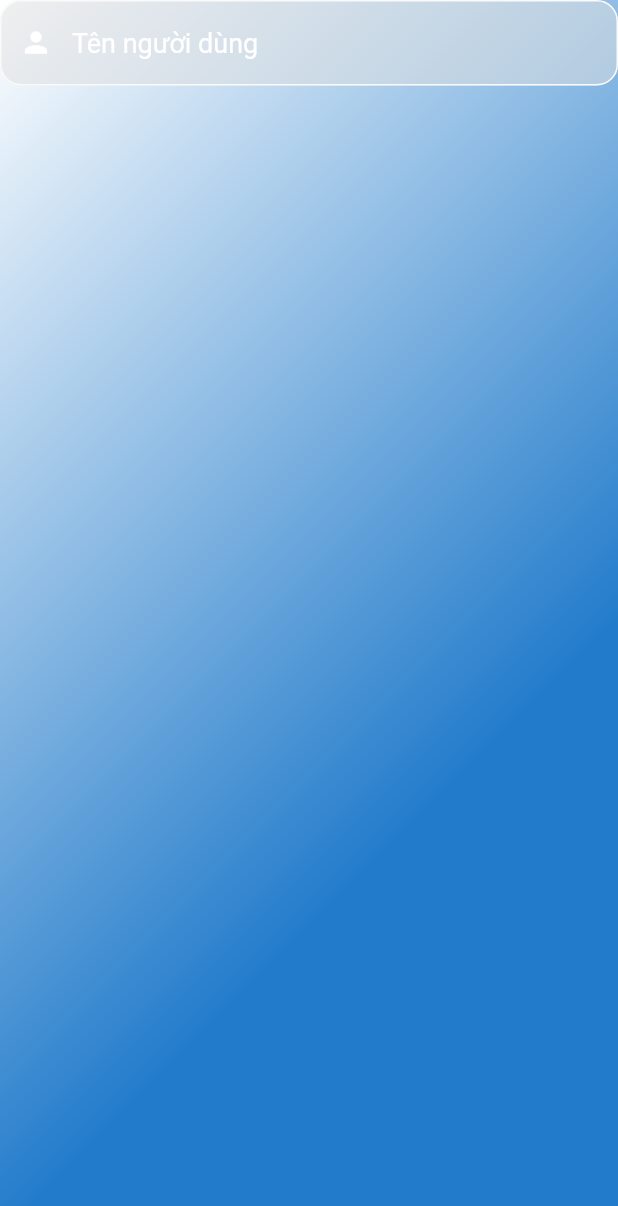
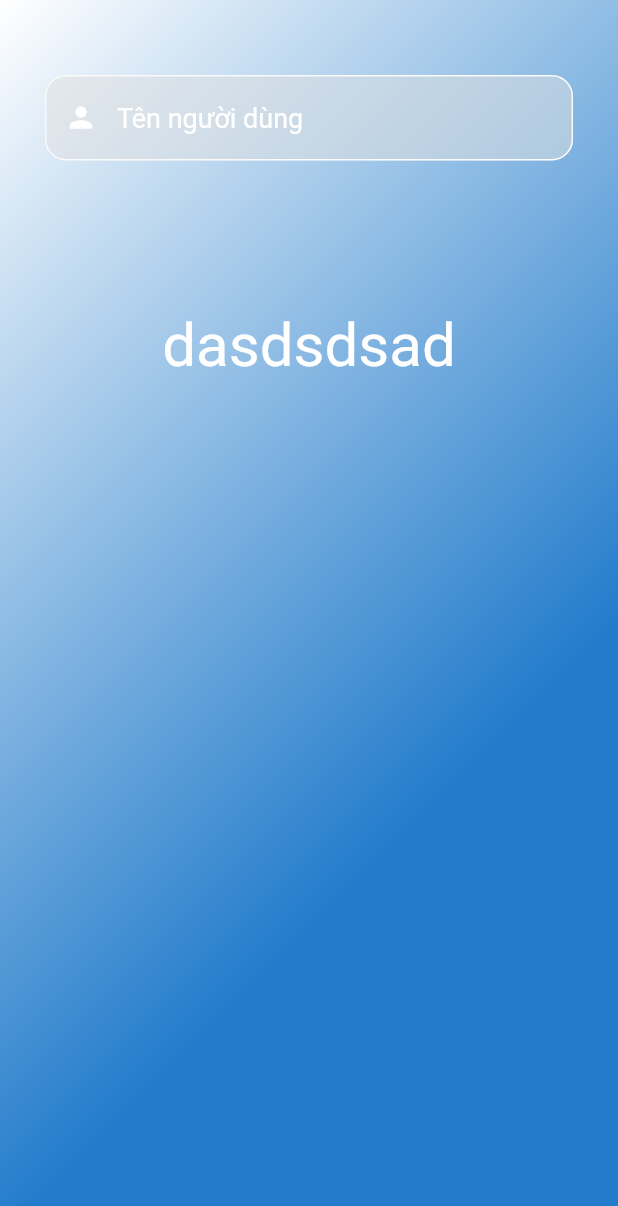
Before and after one commit to phongace/Objective-App, a Flutter app: the SetNameScreen screen opened by its route, on a phone screen of 412 x 824 dp. Shown: the top 1206 px of the screen. Run offline on Flutter 3.47's test engine with Material 2 defaults, Android fonts, the phone set to English and light mode, and no system bars; our stand-ins replace dio, flutter_phoenix, flutter_svg, fluttertoast, font_awesome_flutter, get_it and 1 more; accounts and stored records are empty; generated files the repository leaves out were written again; network calls fail.

```diff
--- a/lib/main.dart
+++ b/lib/main.dart
@@ -1,5 +1,7 @@
 import 'package:flutter/material.dart';
 import 'package:flutter_phoenix/flutter_phoenix.dart';
+import 'package:objective/plugin/locator.dart';
+import 'package:objective/plugin/navigator.dart';
 import 'package:objective/providers/token-provider.dart';
 import 'package:objective/providers/user-provider.dart';
 import 'package:objective/router/router.dart';
@@ -7,6 +9,7 @@ import 'package:objective/screens/splash/splash-creen.dart';
 import 'package:provider/provider.dart';
 
 void main() {
+  setupLocator();
   runApp(
     Phoenix(
       child: MultiProvider(
@@ -27,6 +30,7 @@ class MyApp extends StatelessWidget {
       title: 'Flutter Demo',
       routes: RoutesConstant.routes,
       debugShowCheckedModeBanner: false,
+      navigatorKey: locator<NavigationService>().navigatorKey,
       theme: ThemeData(
         primarySwatch: Colors.blue,
       ),
--- /dev/null
+++ b/lib/plugin/locator.dart
@@ -0,0 +1,8 @@
+import 'package:get_it/get_it.dart';
+import 'package:objective/plugin/navigator.dart';
+
+GetIt locator = GetIt.instance;
+
+void setupLocator() {
+  locator.registerLazySingleton(() => NavigationService());
+}
--- /dev/null
+++ b/lib/plugin/navigator.dart
@@ -0,0 +1,13 @@
+import 'package:flutter/material.dart';
+
+class NavigationService {
+  final GlobalKey<NavigatorState> navigatorKey = new GlobalKey<NavigatorState>();
+
+  Future<dynamic> navigatePushAndRemoveUntil(String routeName) {
+    return navigatorKey.currentState.pushNamedAndRemoveUntil(routeName, (route) => false);
+  }
+
+  BuildContext getContext() {
+    return navigatorKey.currentState.overlay.context;
+  }
+}
--- a/lib/screens/profile/user-profile.dart
+++ b/lib/screens/profile/user-profile.dart
@@ -3,7 +3,6 @@ import 'package:flutter_svg/flutter_svg.dart';
 import 'package:objective/providers/token-provider.dart';
 import 'package:objective/router/routing-name.dart';
 import 'package:objective/styles/component.dart';
-import 'package:objective/utils/dialog-builder.dart';
 import 'package:provider/provider.dart';
 
 class UserProfile extends StatefulWidget {
--- a/lib/screens/settingNewUser/set-name-screen.dart
+++ b/lib/screens/settingNewUser/set-name-screen.dart
@@ -16,12 +16,24 @@ class _SetNameScreenState extends State<SetNameScreen> {
       body: Stack(
         children: [
           Background(),
+          Padding(
+            padding: const EdgeInsets.symmetric(horizontal: 30.0, vertical: 50.0),
+            child: Column(
+              children: [
                 BaseTextInput(
                   hint: 'Tên người dùng',
                   textCtrl: _usernameCtlr,
                   icon: Icons.person,
                   validator: (val) => val.isEmpty ? "Tên người dùng không được để trống!" : null,
                 ),
+                const SizedBox(height: 100),
+                Text(
+                  'dasdsdsad',
+                  style: TextStyle(color: Colors.white, fontSize: 40),
+                )
+              ],
+            ),
+          )
         ],
       ),
     );
--- a/pubspec.yaml
+++ b/pubspec.yaml
@@ -33,6 +33,7 @@ dependencies:
   font_awesome_flutter: ^8.11.0
   flutter_phoenix: ^0.1.0
   flutter_svg: ^0.19.3
+  get_it: ^6.0.0
 
 dev_dependencies:
   flutter_test:
```
Also changed, not shown: lib/plugin/dio.dart (+6 -1 lines), pubspec.lock. Lines whose indentation alone changed are shown as unchanged.
